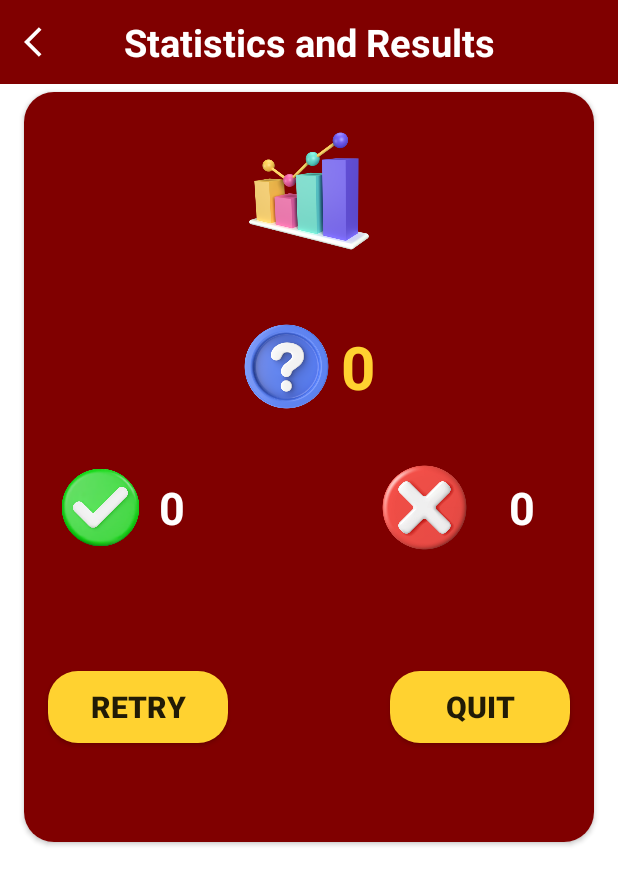
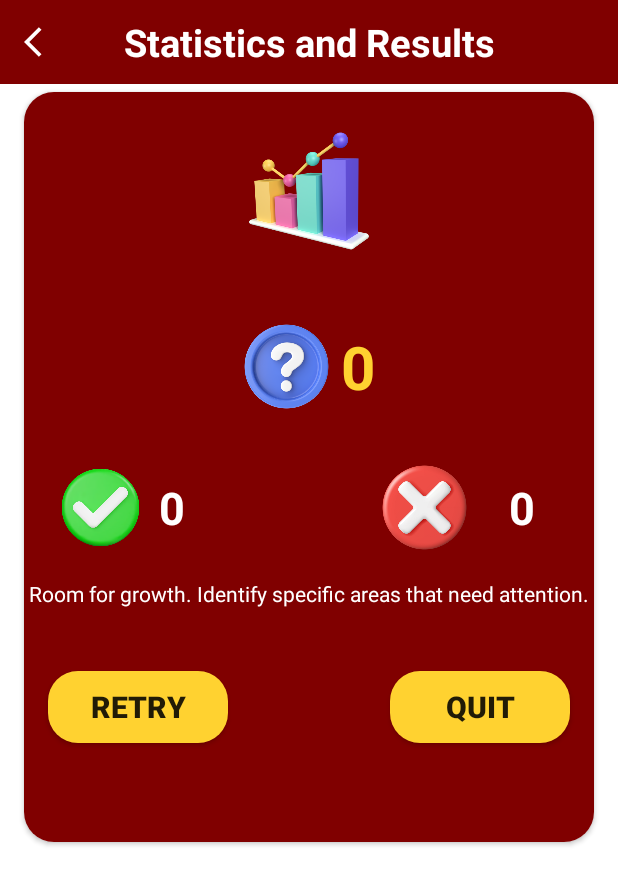
Before and after one commit to SenpaiZero/AdmisionAce, an Android app: the ScoreActivity screen opened directly, with no data from a screen before it, on a phone screen of 412 x 824 dp. Shown: the top 885 px of the screen. Run offline under Robolectric (Android 15) with nearby library versions, the phone set to English and light mode, and no system bars.

Commit message:
UI fixes

```diff
--- a/AdmissionAceApplication/app/src/main/AndroidManifest.xml
+++ b/AdmissionAceApplication/app/src/main/AndroidManifest.xml
@@ -7,7 +7,7 @@
         android:allowBackup="true"
         android:dataExtractionRules="@xml/data_extraction_rules"
         android:fullBackupContent="@xml/backup_rules"
-        android:icon="@mipmap/ic_launcher"
+        android:icon="@drawable/flashlogo"
         android:label="@string/app_name"
         android:roundIcon="@mipmap/ic_launcher_round"
         android:supportsRtl="true"
--- a/AdmissionAceApplication/app/src/main/java/com/example/admissionaceapplication/Activities/ScoreActivity.java
+++ b/AdmissionAceApplication/app/src/main/java/com/example/admissionaceapplication/Activities/ScoreActivity.java
@@ -6,6 +6,8 @@ import android.os.Bundle;
 import android.view.View;
 import android.content.Intent;
 import android.view.View;
+import android.widget.TextView;
+
 import com.example.admissionaceapplication.R;
 import com.example.admissionaceapplication.databinding.ActivityQuestionsBinding;
 import com.example.admissionaceapplication.databinding.ActivityScoreBinding;
@@ -22,7 +24,7 @@ public class ScoreActivity extends AppCompatActivity {
 
         getSupportActionBar().hide();
 
-
+        TextView txt = findViewById(R.id.info);
         int totalScore = getIntent().getIntExtra("total",0);
         int correctAnsw = getIntent().getIntExtra("score", 0);
 
@@ -32,6 +34,16 @@ public class ScoreActivity extends AppCompatActivity {
         binding.rightAnsw.setText(String.valueOf(correctAnsw));
 
         binding.wrongAnsw.setText(String.valueOf(wrong));
+        if(correctAnsw >= 20)
+            txt.setText("Absolutely flawless! You've achieved a perfect score");
+        else if(correctAnsw > 15 && correctAnsw < 20)
+            txt.setText("Well done! You've grasped the majority of the questions");
+        else if(correctAnsw > 10 && correctAnsw < 15)
+            txt.setText("Good effort! There's room for improvement. Focus on the areas where you struggled.");
+        else if(correctAnsw < 10)
+            txt.setText("Room for growth. Identify specific areas that need attention.");
+        else
+            txt.setText("");
 
         binding.btnRetry.setOnClickListener(new View.OnClickListener() {
             @Override
--- a/AdmissionAceApplication/app/src/main/res/layout/activity_main.xml
+++ b/AdmissionAceApplication/app/src/main/res/layout/activity_main.xml
@@ -34,6 +34,7 @@
                 android:layout_width="150dp"
                 android:layout_height="wrap_content"
                 android:layout_margin="8dp"
+                app:cardCornerRadius="20dp"
                 app:cardElevation="10dp">
 
                 <LinearLayout
@@ -67,6 +68,7 @@
                 android:layout_width="150dp"
                 android:layout_height="wrap_content"
                 android:layout_margin="8dp"
+                app:cardCornerRadius="20dp"
                 app:cardElevation="10dp">
 
                 <LinearLayout
@@ -99,6 +101,7 @@
                 android:layout_width="150dp"
                 android:layout_height="wrap_content"
                 android:layout_margin="8dp"
+                app:cardCornerRadius="20dp"
                 app:cardElevation="10dp">
 
                 <LinearLayout
@@ -130,6 +133,7 @@
                 android:id="@+id/logic"
                 android:layout_width="150dp"
                 android:layout_height="wrap_content"
+                app:cardCornerRadius="20dp"
                 android:layout_margin="8dp"
                 app:cardElevation="10dp">
 
--- a/AdmissionAceApplication/app/src/main/res/layout/activity_score.xml
+++ b/AdmissionAceApplication/app/src/main/res/layout/activity_score.xml
@@ -132,6 +132,19 @@
                 app:layout_constraintBottom_toBottomOf="parent"
                 app:layout_constraintStart_toStartOf="parent"
                 app:layout_constraintTop_toBottomOf="@+id/imageView11" />
+
+            <TextView
+                android:id="@+id/info"
+                android:layout_width="wrap_content"
+                android:layout_height="wrap_content"
+                android:text="info"
+                android:textColor="@color/white"
+                app:layout_constraintBottom_toBottomOf="parent"
+                app:layout_constraintEnd_toEndOf="parent"
+                app:layout_constraintHorizontal_bias="0.473"
+                app:layout_constraintStart_toStartOf="parent"
+                app:layout_constraintTop_toTopOf="parent"
+                app:layout_constraintVertical_bias="0.675" />
         </androidx.constraintlayout.widget.ConstraintLayout>
     </androidx.cardview.widget.CardView>
 
--- a/AdmissionAceApplication/app/src/main/res/layout/item_setseng.xml
+++ b/AdmissionAceApplication/app/src/main/res/layout/item_setseng.xml
@@ -60,7 +60,7 @@
                 app:layout_constraintStart_toStartOf="parent"
                 app:layout_constraintTop_toTopOf="parent"
                 app:layout_constraintVertical_bias="0.0"
-                app:srcCompat="@drawable/setmath" />
+                app:srcCompat="@drawable/eng" />
 
         </androidx.constraintlayout.widget.ConstraintLayout>
     </androidx.cardview.widget.CardView>
--- a/AdmissionAceApplication/app/src/main/res/layout/items_setslog.xml
+++ b/AdmissionAceApplication/app/src/main/res/layout/items_setslog.xml
@@ -60,7 +60,7 @@
                 app:layout_constraintStart_toStartOf="parent"
                 app:layout_constraintTop_toTopOf="parent"
                 app:layout_constraintVertical_bias="0.0"
-                app:srcCompat="@drawable/setmath" />
+                app:srcCompat="@drawable/log" />
 
         </androidx.constraintlayout.widget.ConstraintLayout>
     </androidx.cardview.widget.CardView>
```
Also changed, not shown: AdmissionAceApplication/app/src/main/java/com/example/admissionaceapplication/Activities/SplashScreenActivity.java (+14 -2 lines), AdmissionAceApplication/app/src/main/res/anim/splash.xml (added, +21 -0 lines), AdmissionAceApplication/app/src/main/res/layout/activity_splash_screen.xml (+29 -18 lines), AdmissionAceApplication/app/src/main/res/drawable/eng.png (added), AdmissionAceApplication/app/src/main/res/drawable/log.png (added), 1 other file.
